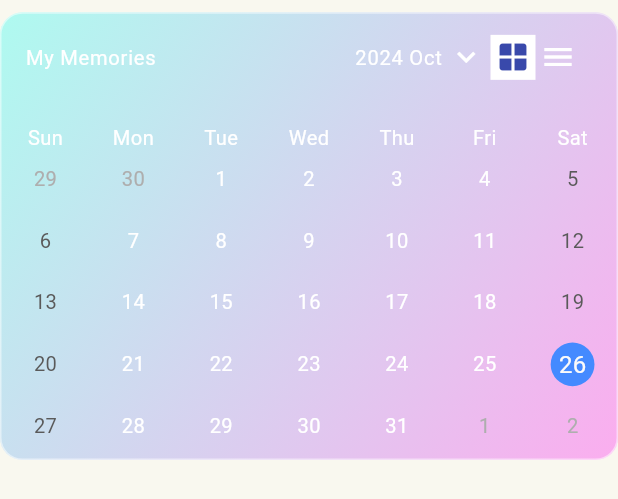
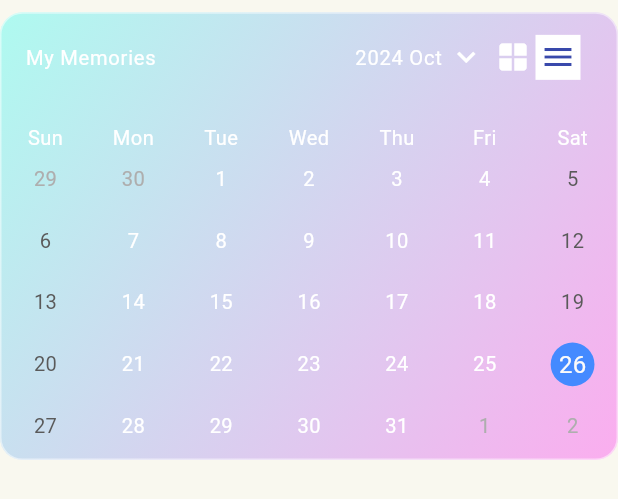
Before and after one commit to waleed-tafsol/remember_my_love_app, a Flutter app: the CustomGlassCalendarWidget widget shown alone on an empty page, opened directly, after a tap on the "window" icon, on a phone screen of 412 x 824 dp. Shown: the top 499 px of the screen. Run offline on Flutter 3.47's test engine with Material 3 defaults, Android fonts, the light colour scheme and no system bars; drawn by our look-alikes of table_calendar; our stand-ins replace crystal_navigation_bar, flutter_svg, get, glassmorphism, iconly, image_picker and 3 more; missing offline and left inert: bottom_picker, glassmorphism_widgets.

Commit message:
calendar toggle fixed

```diff
--- a/lib/view/widgets/Custom_glass_calendar_widget.dart
+++ b/lib/view/widgets/Custom_glass_calendar_widget.dart
@@ -77,21 +77,21 @@ class CustomGlassCalendarWidget extends StatelessWidget {
                 Builder(builder: (context) {
                   return InkWell(
                     onTap: () {
-                      if (controller.calendarHidden.value) {
+                      if (!controller.calendarHidden.value) {
                         ExpansionTileController.of(context).expand();
-                        controller.toggleCalendarVisibility(false);
+                        // controller.toggleCalendarVisibility(false);
                       }
                       // controller.controller.value.expand();
                     },
                     child: Obx(() {
                       return Container(
-                          color: controller.calendarHidden.value
+                          color: !controller.calendarHidden.value
                               ? Colors.transparent
                               : Colors.white,
                           padding: const EdgeInsets.all(3),
                           child: Icon(
                             Icons.window,
-                            color: controller.calendarHidden.value
+                            color: !controller.calendarHidden.value
                                 ? Colors.white
                                 : Colors.indigo[600],
                           ));
@@ -101,20 +101,20 @@ class CustomGlassCalendarWidget extends StatelessWidget {
                 Builder(builder: (context) {
                   return InkWell(
                     onTap: () {
-                      if (!controller.calendarHidden.value) {
+                      if (controller.calendarHidden.value) {
                         ExpansionTileController.of(context).collapse();
-                        controller.toggleCalendarVisibility(true);
+                        // controller.toggleCalendarVisibility(true);
                       }
                     },
                     child: Obx(() {
                       return Container(
-                          color: !controller.calendarHidden.value
+                          color: controller.calendarHidden.value
                               ? Colors.transparent
                               : Colors.white,
                           padding: const EdgeInsets.all(3),
                           child: Icon(
                             Icons.menu,
-                            color: !controller.calendarHidden.value
+                            color: controller.calendarHidden.value
                                 ? Colors.white
                                 : Colors.indigo[600],
                           ));
```
